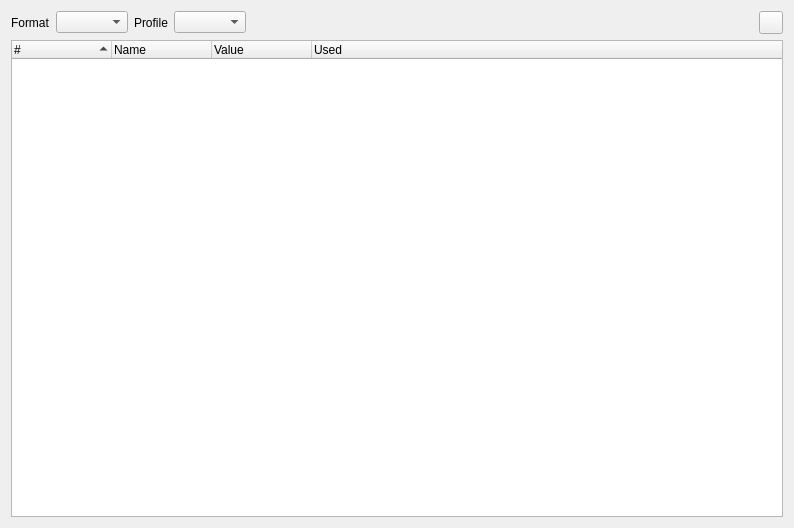
The window that src/SeerRegisterValuesBrowserWidget.ui (epasveer/seer) describes before a commit, drawn with Qt 5.
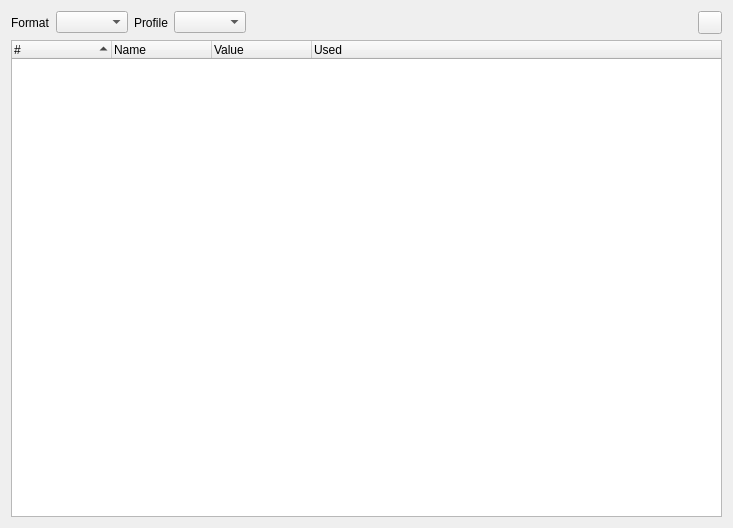
The same window after the commit. Icons and pictures are not drawn. Custom widgets are drawn as their Qt base class.

The edit to the form file:
```diff
--- a/src/SeerRegisterValuesBrowserWidget.ui
+++ b/src/SeerRegisterValuesBrowserWidget.ui
@@ -6,7 +6,7 @@
    <rect>
     <x>0</x>
     <y>0</y>
-    <width>794</width>
+    <width>733</width>
     <height>528</height>
    </rect>
   </property>
```
Left out of the diff: 5 changed lines with no effect on the pictures.
